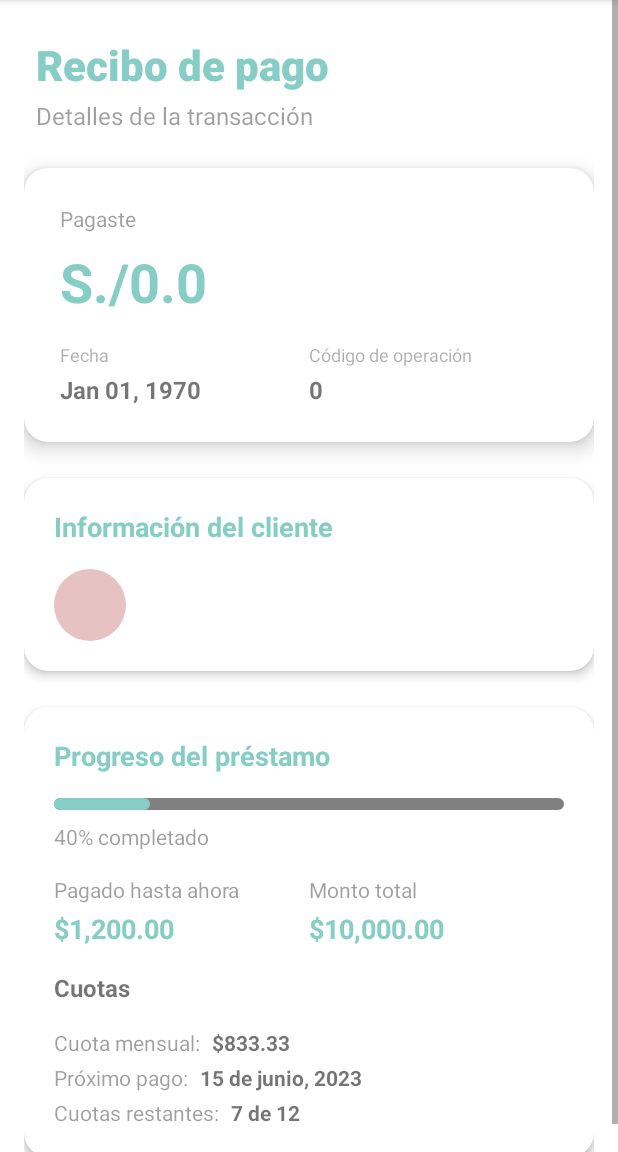
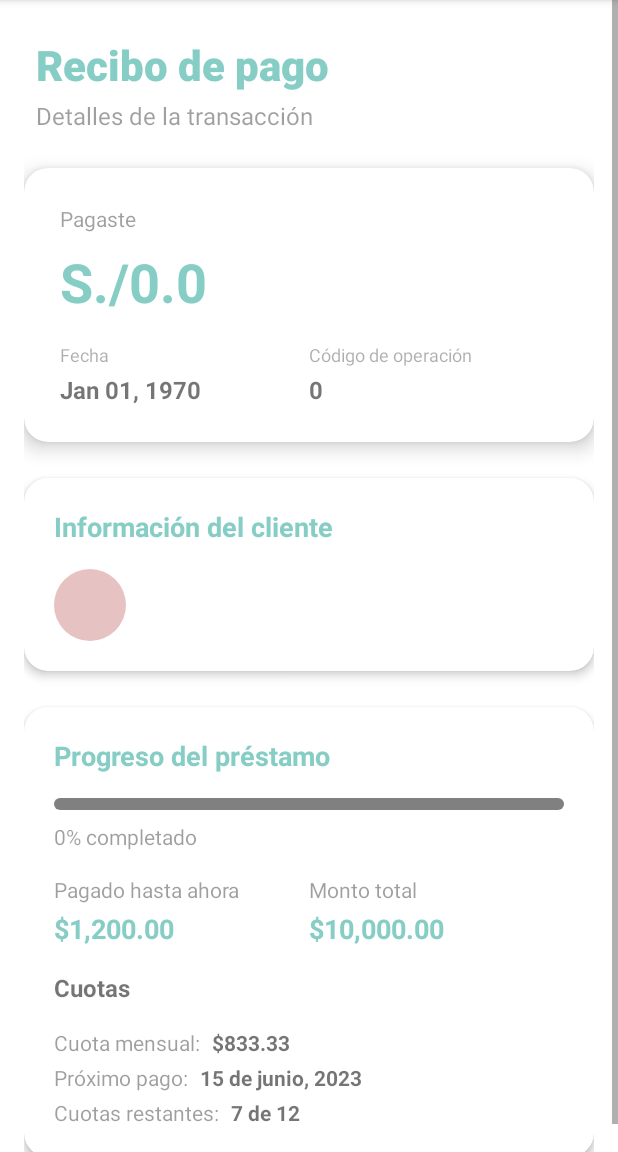
Before and after one commit to ahuamana/prestamistAPP, an Android app: the fragment DetailReceiptFragment shown on its own in the app's theme, on a phone screen of 412 x 824 dp, the part 84-1236 px from its top. Run offline under Robolectric (Android 15) with nearby library versions, the phone set to English and light mode, and no system bars; our stand-ins replace CircleImageView; 3 statements that could not run were skipped.

Commit message:
if applied this will integrate progress of loan and percentage completed

```diff
--- a/app/src/main/java/com/paparazziapps/pretamistapp/data/PADataConstants.kt
+++ b/app/src/main/java/com/paparazziapps/pretamistapp/data/PADataConstants.kt
@@ -8,5 +8,4 @@ object PADataConstants {
     const val DETAIL_LOAN_COLLECTION = "DetallePrestamo"
     const val USERS_COLLECTION = "Users"
     const val LOAN_COLLECTION = "Prestamos"
-
 }
--- a/app/src/main/java/com/paparazziapps/pretamistapp/domain/InformationReceiptDomain.kt
+++ b/app/src/main/java/com/paparazziapps/pretamistapp/domain/InformationReceiptDomain.kt
@@ -7,7 +7,10 @@ data class InformationReceiptDomain(
     val idReceipt:String,
     val codeOperation:Long,
     val fullName:String,
+    val names:String,
+    val lastNames:String,
     val phoneNumber:String,
-    val email:String,
     val totalAmountToPay:Double,
+    val quotes:Int,
+    val quotesPaidNew:Int,
 ) : java.io.Serializable
--- a/app/src/main/java/com/paparazziapps/pretamistapp/domain/PAConstants.kt
+++ b/app/src/main/java/com/paparazziapps/pretamistapp/domain/PAConstants.kt
@@ -4,4 +4,5 @@ object PAConstants {
 
     //Extras
     const val EXTRA_LOAN_JSON = "extra_user"
+    const val INFORMATION_RECEIPT = "information_receipt"
 }
--- a/app/src/main/java/com/paparazziapps/pretamistapp/presentation/dashboard/viewmodels/ViewModelDashboard.kt
+++ b/app/src/main/java/com/paparazziapps/pretamistapp/presentation/dashboard/viewmodels/ViewModelDashboard.kt
@@ -322,7 +322,10 @@ class ViewModelDashboard (
                     codeOperation = resultDetail.data.codeOperation,
                     fullName = fullName,
                     phoneNumber = loanDomain.cellular ?: "",
-                    email = "",
+                    names = loanDomain.names ?: "",
+                    lastNames = loanDomain.lastnames ?: "",
+                    quotes = loanDomain.quotas ?: 0,
+                    quotesPaidNew = quotesPaidNew,
                     totalAmountToPay = totalAmountToPay,
                 )
 
--- a/app/src/main/java/com/paparazziapps/pretamistapp/presentation/dashboard/viewmodels/ViewModelDetailReceipt.kt
+++ b/app/src/main/java/com/paparazziapps/pretamistapp/presentation/dashboard/viewmodels/ViewModelDetailReceipt.kt
@@ -5,23 +5,27 @@ import androidx.lifecycle.SavedStateHandle
 import androidx.lifecycle.ViewModel
 import androidx.lifecycle.viewModelScope
 import com.paparazziapps.pretamistapp.domain.InformationReceiptDomain
+import com.paparazziapps.pretamistapp.domain.PAConstants
 import kotlinx.coroutines.flow.MutableStateFlow
 import kotlinx.coroutines.flow.asStateFlow
 import kotlinx.coroutines.launch
 
 class ViewModelDetailReceipt(
-    val stateHandle: SavedStateHandle
+    private val stateHandle: SavedStateHandle
 ) : ViewModel() {
 
     private val _state: MutableStateFlow<DetailReceiptState> = MutableStateFlow(DetailReceiptState.Loading)
     val state = _state.asStateFlow()
 
-    private val informationReceipt = stateHandle.get<InformationReceiptDomain>("informationReceipt")?: InformationReceiptDomain(
+    private val informationReceipt = stateHandle.get<InformationReceiptDomain>(PAConstants.INFORMATION_RECEIPT)?: InformationReceiptDomain(
         idReceipt = "",
         codeOperation = 0,
         fullName = "",
         phoneNumber = "",
-        email = "",
+        names = "",
+        lastNames = "",
+        quotes = 0,
+        quotesPaidNew = 0,
         totalAmountToPay = 0.0
     )
 
--- a/app/src/main/java/com/paparazziapps/pretamistapp/presentation/dashboard/views/DetailReceiptFragment.kt
+++ b/app/src/main/java/com/paparazziapps/pretamistapp/presentation/dashboard/views/DetailReceiptFragment.kt
@@ -1,6 +1,7 @@
 package com.paparazziapps.pretamistapp.presentation.dashboard.views
 
 import android.os.Bundle
+import android.util.Log
 import androidx.fragment.app.Fragment
 import android.view.LayoutInflater
 import android.view.View
@@ -56,11 +57,19 @@ class DetailReceiptFragment : Fragment() {
                 state.informationReceipt.let { information ->
                     with(binding){
                         val amountWithPrefix = getString(R.string.type_money_with_amount,information.totalAmountToPay.toString())
+                        val firstLetterFirstNameAndLastName = information.names.first().toString().uppercase() + information.lastNames.first().toString().uppercase()
                         tvPaymentDate.text = convertUnixTimeToFormattedDate(information.codeOperation)
                         tvPaymentAmount.text = amountWithPrefix
                         tvLoanId.text = information.codeOperation.toString()
                         tvBorrowerName.text = information.fullName
                         tvBorrowerPhone.text = information.phoneNumber
+                        tvBorrowerInitials.text = firstLetterFirstNameAndLastName
+
+                        //setup progress loan
+                        val progress = (information.quotesPaidNew * 100) / information.quotes
+                        Log.d("DetailReceiptFragment", "Progress: $progress")
+                        loanProgressIndicator.progress = progress
+                        tvProgressPercentage.text = getString(R.string.type_percentage, progress.toString())
                     }
 
                 }
--- a/app/src/main/java/com/paparazziapps/pretamistapp/presentation/dashboard/views/HomeFragment.kt
+++ b/app/src/main/java/com/paparazziapps/pretamistapp/presentation/dashboard/views/HomeFragment.kt
@@ -25,6 +25,7 @@ import com.paparazziapps.pretamistapp.presentation.dashboard.interfaces.SetOnCli
 import com.paparazziapps.pretamistapp.presentation.dashboard.viewmodels.ViewModelDashboard
 import com.paparazziapps.pretamistapp.presentation.principal.views.PrincipalActivity
 import com.paparazziapps.pretamistapp.domain.LoanDomain
+import com.paparazziapps.pretamistapp.domain.PAConstants
 import kotlinx.coroutines.flow.collectLatest
 import kotlinx.coroutines.launch
 import org.koin.androidx.viewmodel.ext.android.viewModel
@@ -61,7 +62,7 @@ class HomeFragment : Fragment(),SetOnClickedLoan {
                 Log.d("TAG", "information: $information")
 
                 val bundle = Bundle()
-                bundle.putSerializable("informationReceipt", information)
+                bundle.putSerializable(PAConstants.INFORMATION_RECEIPT, information)
                 findNavController().navigate(R.id.action_navigation_home_to_action_detail_receipt, bundle)
 
             }
--- a/app/src/main/res/layout/fragment_detail_receipt.xml
+++ b/app/src/main/res/layout/fragment_detail_receipt.xml
@@ -158,6 +158,7 @@
                         android:layout_marginTop="16dp">
 
                         <com.google.android.material.textview.MaterialTextView
+                            android:id="@+id/tv_borrower_initials"
                             android:layout_width="48dp"
                             android:layout_height="48dp"
                             tools:text="JD"
@@ -243,7 +244,7 @@
                         android:id="@+id/tv_progress_percentage"
                         android:layout_width="wrap_content"
                         android:layout_height="wrap_content"
-                        android:text="40% completado"
+                        tools:text="40% completado"
                         android:textSize="14sp"
                         android:layout_marginTop="8dp"
                         android:alpha="0.7" />
--- a/app/src/main/res/values/strings.xml
+++ b/app/src/main/res/values/strings.xml
@@ -49,6 +49,7 @@
     <string name="accept">Ver recibo</string>
     <!-- TODO: Remove or change this placeholder text -->
     <string name="hello_blank_fragment">Hello blank fragment</string>
+    <string name="type_percentage">%1$s%% completado</string>
 
 
 </resources>
```
